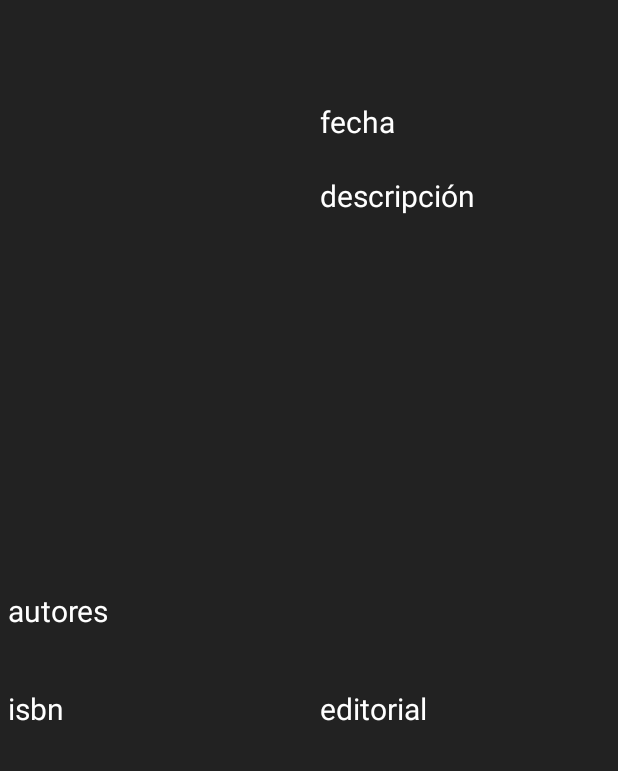
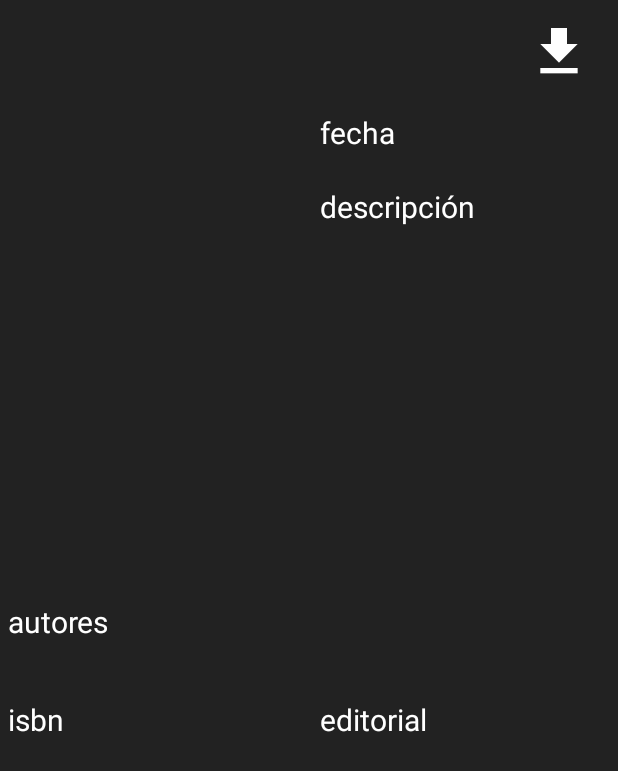
Before and after one commit to Migue1m1/klibre-mobile, an Android app: the BookDetailsActivity screen opened directly, with no data from a screen before it, on a phone screen of 412 x 824 dp. Shown: the top 771 px of the screen. Run offline under Robolectric (Android 15) with nearby library versions, the phone set to English and light mode, and no system bars; our stand-ins replace data binding; 3 statements that could not run were skipped.

Commit message:
Funcionalidad para descarga de archivo epub de la nube.

```diff
--- a/app/src/main/AndroidManifest.xml
+++ b/app/src/main/AndroidManifest.xml
@@ -3,6 +3,8 @@
     package="com.klibre">
 
     <uses-permission android:name="android.permission.INTERNET"/>
+    <uses-permission android:name="android.permission.ACCESS_NETWORK_STATE" />
+    <uses-permission android:name="android.permission.WRITE_EXTERNAL_STORAGE" />
 
     <application
         android:allowBackup="true"
--- a/app/src/main/java/com/klibre/BookDetailsActivity.kt
+++ b/app/src/main/java/com/klibre/BookDetailsActivity.kt
@@ -3,16 +3,21 @@ package com.klibre
 import android.databinding.DataBindingUtil
 import android.os.Bundle
 import android.support.v7.app.AppCompatActivity
+import android.view.View
+import android.widget.ImageView
 
 import com.klibre.databinding.ActivityBookDetailsBinding
 import com.klibre.models.Book
+import com.klibre.services.BookDownloadService
 import com.klibre.utils.Utils.Companion.goBackActivity
+import kotlinx.android.synthetic.main.activity_book_details.view.*
 
 /**
  * Created by Miguel on 29/1/2018.
  */
 
-class BookDetailsActivity : AppCompatActivity() {
+class BookDetailsActivity : AppCompatActivity(), View.OnClickListener {
+    lateinit var book: Book
     lateinit var bookBinding: ActivityBookDetailsBinding
 
     override fun onCreate(savedInstanceState: Bundle?) {
@@ -21,7 +26,7 @@ class BookDetailsActivity : AppCompatActivity() {
         //Binding -> se enlaza el layout con el activity
         bookBinding = DataBindingUtil.setContentView(this, R.layout.activity_book_details)
 
-        val book = intent.extras.get("book") as Book
+        book = intent.extras.get("book") as Book
 
         //Binding -> se enlaza el layout con el modelo
         bookBinding.book = book
@@ -31,7 +36,18 @@ class BookDetailsActivity : AppCompatActivity() {
 
     /*** Inicializacion de GUI ***/
     fun initGUI() {
+        findViewById<ImageView>(R.id.iv_download_file).setOnClickListener(this)
+    }
 
+    override fun onClick(view: View) {
+        when(view.id) {
+            R.id.iv_download_file -> {
+                val params = HashMap<String, Any>()
+                params.put("handleActivity", this)
+
+                BookDownloadService(params).execute(book.title, book.downloadLink)
+            }
+        }
     }
 
     override fun onBackPressed() {
--- a/app/src/main/java/com/klibre/MainActivity.kt
+++ b/app/src/main/java/com/klibre/MainActivity.kt
@@ -91,8 +91,6 @@ class MainActivity : AppCompatActivity(),
                 .setTextColor(getResources().getColor(R.color.colorPrimary))
         (searchView.findViewById<EditText>(android.support.v7.appcompat.R.id.search_src_text))
                 .setHintTextColor(getResources().getColor(R.color.colorHint))
-        /*(searchView.findViewById<EditText>(android.support.v7.appcompat.R.id.search_src_text))
-                .setTypeface(font);*/
         (searchView.findViewById<EditText>(android.support.v7.appcompat.R.id.search_src_text))
                 .setInputType(InputType.TYPE_TEXT_VARIATION_EMAIL_ADDRESS);
         (searchView.findViewById<ImageView>(android.support.v7.appcompat.R.id.search_close_btn))
--- a/app/src/main/res/layout/activity_book_details.xml
+++ b/app/src/main/res/layout/activity_book_details.xml
@@ -22,7 +22,7 @@
                 android:orientation="vertical"
                 android:layout_width="match_parent"
                 android:layout_height="match_parent">
-                <LinearLayout
+                <RelativeLayout
                     android:layout_width="match_parent"
                     android:layout_height="wrap_content"
                     android:orientation="horizontal"
@@ -35,8 +35,16 @@
                         android:gravity="center"
                         android:textSize="@dimen/text_title"
                         android:text="@{book.title}"
-                        android:textColor="@color/colorWhite"/>
-                </LinearLayout>
+                        android:textColor="@color/colorWhite"
+                        android:layout_toLeftOf="@id/iv_download_file"/>
+                    <ImageView
+                        android:id="@+id/iv_download_file"
+                        android:layout_width="wrap_content"
+                        android:layout_height="wrap_content"
+                        android:layout_marginRight="10dp"
+                        android:layout_alignParentRight="true"
+                        android:src="@mipmap/ic_file_download"/>
+                </RelativeLayout>
                 <LinearLayout
                     android:layout_width="match_parent"
                     android:layout_height="wrap_content"
```
Also changed, not shown: app/src/main/java/com/klibre/models/Book.kt (+7 -1 lines), app/src/main/java/com/klibre/services/BookDownloadService.kt (added, +28 -0 lines), app/src/main/java/com/klibre/utils/Utils.kt (+9 -2 lines), app/src/main/ic_file_download-web.png (added), app/src/main/res/mipmap-hdpi/ic_file_download.png (added), app/src/main/res/mipmap-mdpi/ic_file_download.png (added), app/src/main/res/mipmap-xhdpi/ic_file_download.png (added), app/src/main/res/mipmap-xxhdpi/ic_file_download.png (added), app/src/main/res/mipmap-xxxhdpi/ic_file_download.png (added).
